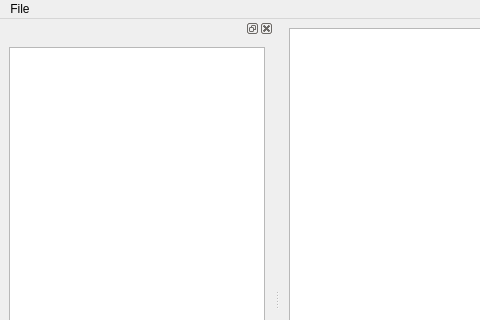
anirudhasj441/qt_tree_model_practice, file src/gui/frm_main.ui: the form before one commit; both pictures show x 0 to 480 and y 0 to 320 of the 800 by 600 pixel window.
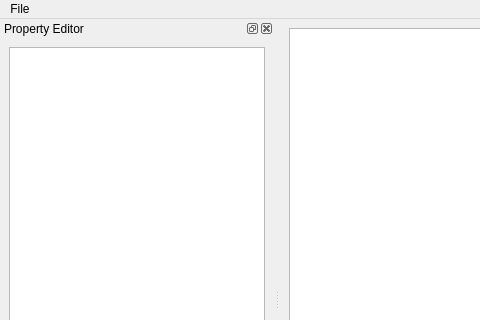
The form after the commit.

The edit to the form file:
```diff
--- a/src/gui/frm_main.ui
+++ b/src/gui/frm_main.ui
@@ -38,7 +38,10 @@
    <addaction name="menuFile"/>
   </widget>
   <widget class="QStatusBar" name="statusbar"/>
-  <widget class="QDockWidget" name="dockWidget">
+  <widget class="QDockWidget" name="propertyEditor">
+   <property name="windowTitle">
+    <string>Property Editor</string>
+   </property>
    <attribute name="dockWidgetArea">
     <number>1</number>
    </attribute>
```
